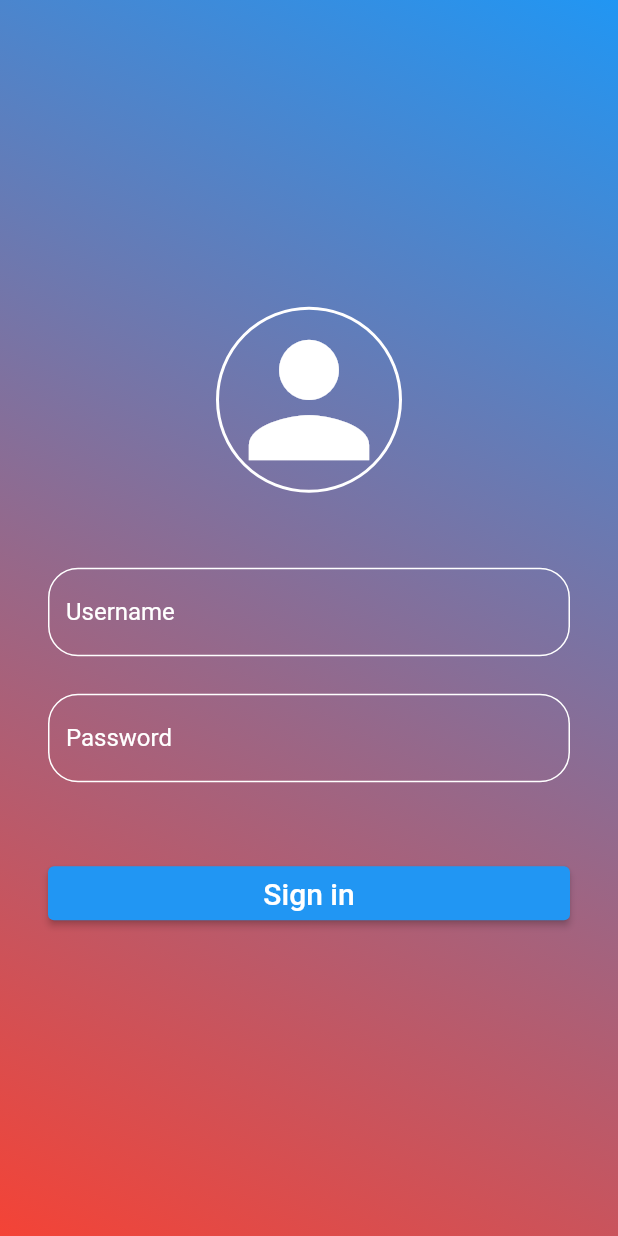
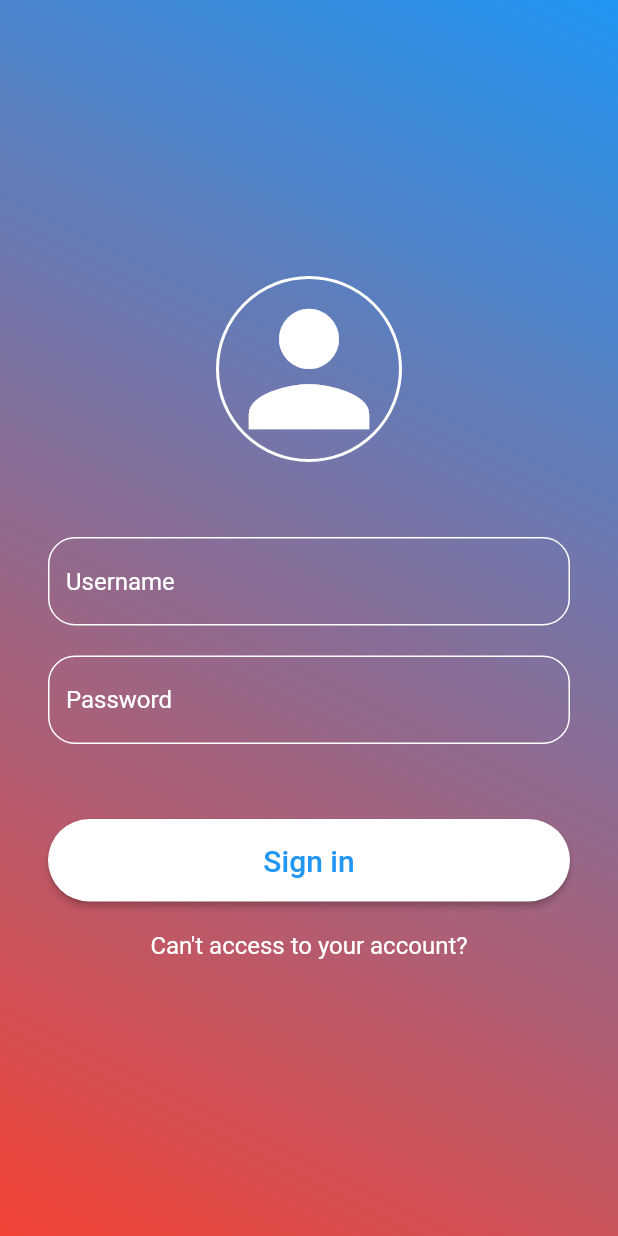
Before and after one commit to aditya282006/PROJECT_1, a Flutter app: the screen it shows after launch, after a tap on "Sign in", on a phone screen of 412 x 824 dp. Run offline on Flutter 3.47's test engine with Material 2 defaults, Android fonts, the phone set to English and light mode, and no system bars.

```diff
--- a/project_1/lib/login_page.dart
+++ b/project_1/lib/login_page.dart
@@ -1,18 +1,15 @@
-
 
 import 'package:flutter/material.dart';
 
 class LoginPage extends StatefulWidget {
-  const LoginPage({super.key});
-
   @override
   State<LoginPage> createState() => _LoginPageState();
 }
 
 class _LoginPageState extends State<LoginPage> {
-
   TextEditingController usernameController = TextEditingController();
   TextEditingController passwordController = TextEditingController();
+
   @override
   Widget build(BuildContext context) {
     return Container(
@@ -20,11 +17,11 @@ class _LoginPageState extends State<LoginPage> {
           gradient: LinearGradient(
         begin: Alignment.topRight,
         end: Alignment.bottomLeft,
-          colors:[
+        colors: [
           Colors.blue,
           Colors.red,
-          ])
-      ),
+        ],
+      )),
       child: Scaffold(
         backgroundColor: Colors.transparent,
         body: _page(),
@@ -40,34 +37,33 @@ class _LoginPageState extends State<LoginPage> {
           mainAxisAlignment: MainAxisAlignment.center,
           children: [
             _icon(),
-            const SizedBox(height:50),
+            const SizedBox(height: 50),
             _inputField("Username", usernameController),
-               const SizedBox(height:25),
-            _inputField("Password", passwordController,isPassword: true),
-               const SizedBox(height:50),
+            const SizedBox(height: 20),
+            _inputField("Password", passwordController, isPassword: true),
+            const SizedBox(height: 50),
             _loginBtn(),
-
+            const SizedBox(height: 20),
+            _extraText(),
           ],
         ),
       ),
     );
   }
 
-     Widget _icon(){
+  Widget _icon() {
     return Container(
       decoration: BoxDecoration(
-          border: Border.all(color: Colors.white,width:2),
+          border: Border.all(color: Colors.white, width: 2),
           shape: BoxShape.circle),
       child: const Icon(Icons.person, color: Colors.white, size: 120),
-
     );
   }
 
-     Widget _inputField(String hintText,TextEditingController controller,
-           {isPassword = false}){
-
+  Widget _inputField(String hintText, TextEditingController controller,
+      {isPassword = false}) {
     var border = OutlineInputBorder(
-              borderRadius: BorderRadius.circular(20),
+        borderRadius: BorderRadius.circular(18),
         borderSide: const BorderSide(color: Colors.white));
 
     return TextField(
@@ -85,15 +81,31 @@ class _LoginPageState extends State<LoginPage> {
 
   Widget _loginBtn() {
     return ElevatedButton(
-      onPressed: () {},
+      onPressed: () {
+        debugPrint("Username : " + usernameController.text);
+        debugPrint("Password : " + passwordController.text);
+      },
       child: const SizedBox(
           width: double.infinity,
           child: Text(
-          "Sign in",
+            "Sign in ",
             textAlign: TextAlign.center,
             style: TextStyle(fontSize: 20),
           )),
+      style: ElevatedButton.styleFrom(
+        shape: const StadiumBorder(),
+        primary: Colors.white,
+        onPrimary: Colors.blue,
+        padding: const EdgeInsets.symmetric(vertical: 16),
+      ),
+    );
+  }
 
+  Widget _extraText() {
+    return const Text(
+      "Can't access to your account?",
+      textAlign: TextAlign.center,
+      style: TextStyle(fontSize: 16, color: Colors.white),
     );
   }
 }
```
Lines whose indentation alone changed are shown as unchanged.
